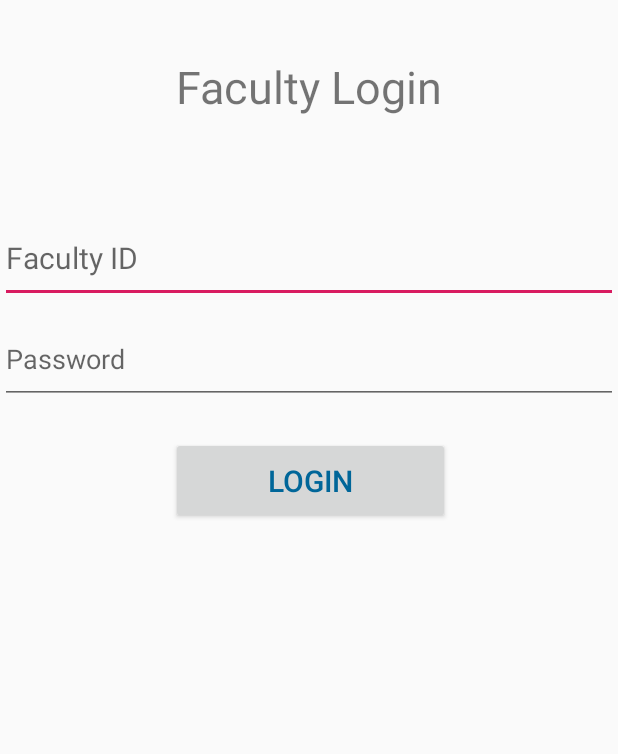
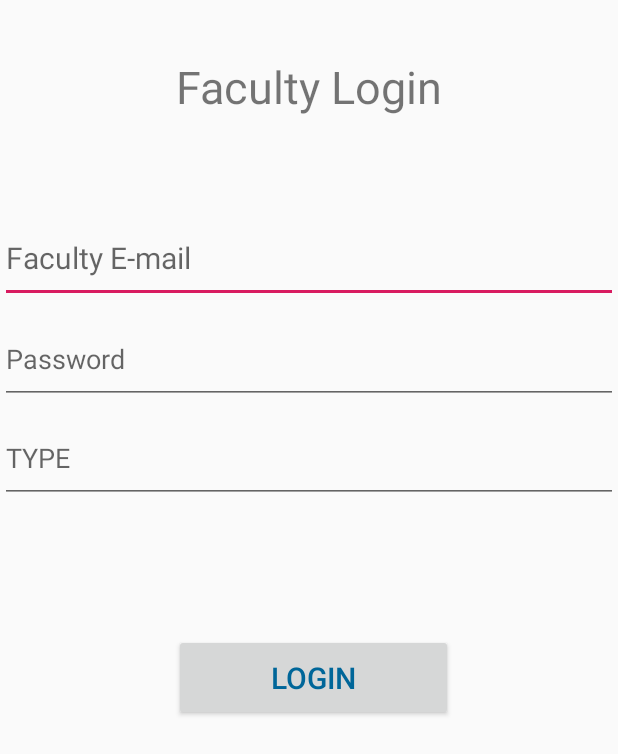
Before and after one commit to iamshubhambindal/E-ATTENDANCE, an Android app: the FacultyLogin screen opened directly, with no data from a screen before it, on a phone screen of 412 x 824 dp. Shown: the top 754 px of the screen. Run offline under Robolectric (Android 15) with nearby library versions, the phone set to English and light mode, and no system bars; our stand-ins replace Firebase (no records; nobody signed in at launch, a user with empty details on screens opened directly).

Commit message:
repo created

```diff
--- a/app/src/main/AndroidManifest.xml
+++ b/app/src/main/AndroidManifest.xml
@@ -26,7 +26,9 @@
             android:label="@string/title_activity_admin"
             android:theme="@style/AppTheme" />
         <activity android:name=".create_student" />
-        <activity android:name=".create_faculty"></activity>
+        <activity android:name=".create_faculty" />
+        <activity android:name=".Students" />
+        <activity android:name=".FacultyPage"></activity>
     </application>
 
 </manifest>
--- a/app/src/main/java/com/minor/attendance/FacultyLogin.java
+++ b/app/src/main/java/com/minor/attendance/FacultyLogin.java
@@ -1,13 +1,92 @@
 package com.minor.attendance;
 
+import android.content.Intent;
 import android.os.Bundle;
+import android.support.annotation.NonNull;
 import android.support.v7.app.AppCompatActivity;
+import android.util.Log;
+import android.view.View;
+import android.widget.Button;
+import android.widget.EditText;
+import android.widget.Toast;
+
+import com.google.android.gms.tasks.OnCompleteListener;
+import com.google.android.gms.tasks.Task;
+import com.google.firebase.auth.AuthResult;
+import com.google.firebase.auth.FirebaseAuth;
+import com.google.firebase.database.DataSnapshot;
+import com.google.firebase.database.DatabaseError;
+import com.google.firebase.database.DatabaseReference;
+import com.google.firebase.database.FirebaseDatabase;
+import com.google.firebase.database.ValueEventListener;
+import com.minor.attendance.Models.Faculty;
+import com.minor.attendance.Models.student;
 
 public class FacultyLogin extends AppCompatActivity {
-
+    private FirebaseAuth mAuth;
+    private DatabaseReference mDatabase;
+    EditText email,password,facultytype;
     @Override
     protected void onCreate(Bundle savedInstanceState) {
         super.onCreate(savedInstanceState);
         setContentView(R.layout.activity_faculty_login);
+        mAuth = FirebaseAuth.getInstance();
+        email=(EditText)findViewById(R.id.Facultyemail);
+        password=(EditText)findViewById(R.id.editText3);
+        facultytype=(EditText)findViewById(R.id.facultytype1);
+        Button button=(Button)findViewById(R.id.button5);
+        button.setOnClickListener(new View.OnClickListener() {
+            @Override
+            public void onClick(View v) {
+                mAuth.signInWithEmailAndPassword(email.getText().toString().trim(), password.getText().toString().trim())
+                        .addOnCompleteListener(FacultyLogin.this, new OnCompleteListener<AuthResult>() {
+                            @Override
+                            public void onComplete(@NonNull Task<AuthResult> task) {
+                                if (task.isSuccessful()) {
+
+
+                                    mDatabase = FirebaseDatabase.getInstance().getReference().child("Users").child("faculties").child(task.getResult().getUser().getUid());
+
+
+                                    mDatabase.addValueEventListener(new ValueEventListener() {
+                                        @Override
+                                        public void onDataChange(@NonNull DataSnapshot dataSnapshot) {
+
+                                            if(dataSnapshot.exists()){
+
+                                                Log.e("FacultyLogin", "onDataChange: "+dataSnapshot.getValue().toString());
+                                                Faculty f=dataSnapshot.getValue(Faculty.class);
+                                                Log.e("FacultyLogin", "onDataChange: "+f.facultytype);
+
+                                                if(f.facultytype.equals("FACULTY")){
+                                                    Intent intentResident = new Intent(FacultyLogin.this, FacultyPage.class);
+                                                    startActivity(intentResident);
+
+                                                }
+
+                                                else{
+
+                                                    Toast.makeText(FacultyLogin.this, "Login Failed", Toast.LENGTH_SHORT).show();
+
+                                                }
+                                            }
+                                            else{
+                                                Toast.makeText(FacultyLogin.this, "Login Failed", Toast.LENGTH_SHORT).show();
+                                            }
+
+                                        }
+
+                                        // ...
+
+
+                                        @Override
+                                        public void onCancelled(@NonNull DatabaseError databaseError) {
+                                        }
+                                    });
+
+                                }
+                            }});
+            }
+        });
     }
 }
--- a/app/src/main/java/com/minor/attendance/Models/Faculty.java
+++ b/app/src/main/java/com/minor/attendance/Models/Faculty.java
@@ -7,13 +7,15 @@ public class Faculty {
 
     public String name;
     public String email;
+    public String facultytype;
 
     public Faculty() {
         // Default constructor required for calls to DataSnapshot.getValue(User.class)
     }
 
-    public Faculty(String name, String email) {
+    public Faculty(String name, String email, String facultytype) {
         this.name = name;
         this.email = email;
+        this.facultytype=facultytype;
     }
 }
--- a/app/src/main/java/com/minor/attendance/Models/student.java
+++ b/app/src/main/java/com/minor/attendance/Models/student.java
@@ -5,13 +5,16 @@ import com.google.firebase.database.IgnoreExtraProperties;
 public class student {
     public String name;
     public String email;
+    public String studentype;
 
     public student() {
         // Default constructor required for calls to DataSnapshot.getValue(User.class)
     }
 
-    public student(String name, String email) {
+    public student(String name, String email,String UserType) {
         this.name = name;
         this.email = email;
+        this.studentype=UserType;
+
     }
 }
--- a/app/src/main/res/layout/activity_faculty_login.xml
+++ b/app/src/main/res/layout/activity_faculty_login.xml
@@ -20,7 +20,7 @@
         tools:layout_editor_absoluteY="42dp" />
 
     <EditText
-        android:id="@+id/FacultyId"
+        android:id="@+id/Facultyemail"
         android:layout_width="match_parent"
         android:layout_height="60dp"
         android:layout_alignParentStart="true"
@@ -30,19 +30,19 @@
         android:layout_marginTop="142dp"
         android:layout_marginEnd="0dp"
         android:ems="10"
-        android:hint="@string/faculty1"
-        android:inputType="textPersonName"
+        android:hint="Faculty E-mail"
+        android:inputType="textEmailAddress"
         android:textSize="20sp" />
 
     <EditText
         android:id="@+id/editText3"
         android:layout_width="match_parent"
         android:layout_height="60dp"
+        android:layout_below="@+id/Facultyemail"
         android:layout_alignParentStart="true"
-        android:layout_alignParentTop="true"
         android:layout_alignParentEnd="true"
         android:layout_marginStart="0dp"
-        android:layout_marginTop="209dp"
+        android:layout_marginTop="7dp"
         android:layout_marginEnd="0dp"
         android:ems="10"
         android:hint="@string/faculty_password"
@@ -52,13 +52,27 @@
         android:id="@+id/button5"
         android:layout_width="wrap_content"
         android:layout_height="58dp"
+        android:layout_below="@+id/facultytype1"
         android:layout_alignParentStart="true"
-        android:layout_alignParentTop="true"
         android:layout_alignParentEnd="true"
-        android:layout_marginStart="114dp"
-        android:layout_marginTop="291dp"
-        android:layout_marginEnd="112dp"
+        android:layout_marginStart="116dp"
+        android:layout_marginTop="87dp"
+        android:layout_marginEnd="110dp"
+        android:text="@string/faculty_login1"
         android:textColor="#006699"
-        android:textSize="20sp"
-        android:text="@string/faculty_login1" />
+        android:textSize="20sp" />
+
+    <EditText
+        android:id="@+id/facultytype1"
+        android:layout_width="match_parent"
+        android:layout_height="60dp"
+        android:layout_below="@+id/editText3"
+        android:layout_alignParentStart="true"
+        android:layout_alignParentEnd="true"
+        android:layout_marginStart="0dp"
+        android:layout_marginTop="6dp"
+        android:layout_marginEnd="0dp"
+        android:ems="10"
+        android:hint="TYPE"
+        android:inputType="textCapCharacters|textPersonName" />
 </RelativeLayout>
```
Also changed, not shown: app/src/main/java/com/minor/attendance/FacultyPage.java (added, +13 -0 lines), app/src/main/java/com/minor/attendance/StudentLogin.java (+83 -2 lines), app/src/main/java/com/minor/attendance/Students.java (added, +13 -0 lines), app/src/main/java/com/minor/attendance/create_faculty.java (+5 -5 lines), app/src/main/java/com/minor/attendance/create_student.java (+7 -4 lines), app/src/main/res/layout/activity_create_faculty.xml (+18 -4 lines), app/src/main/res/layout/activity_create_student.xml (+16 -2 lines), app/src/main/res/layout/activity_faculty_page.xml (added, +9 -0 lines), app/src/main/res/layout/activity_student_login.xml (+25 -9 lines), app/src/main/res/layout/activity_students.xml (added, +9 -0 lines).
